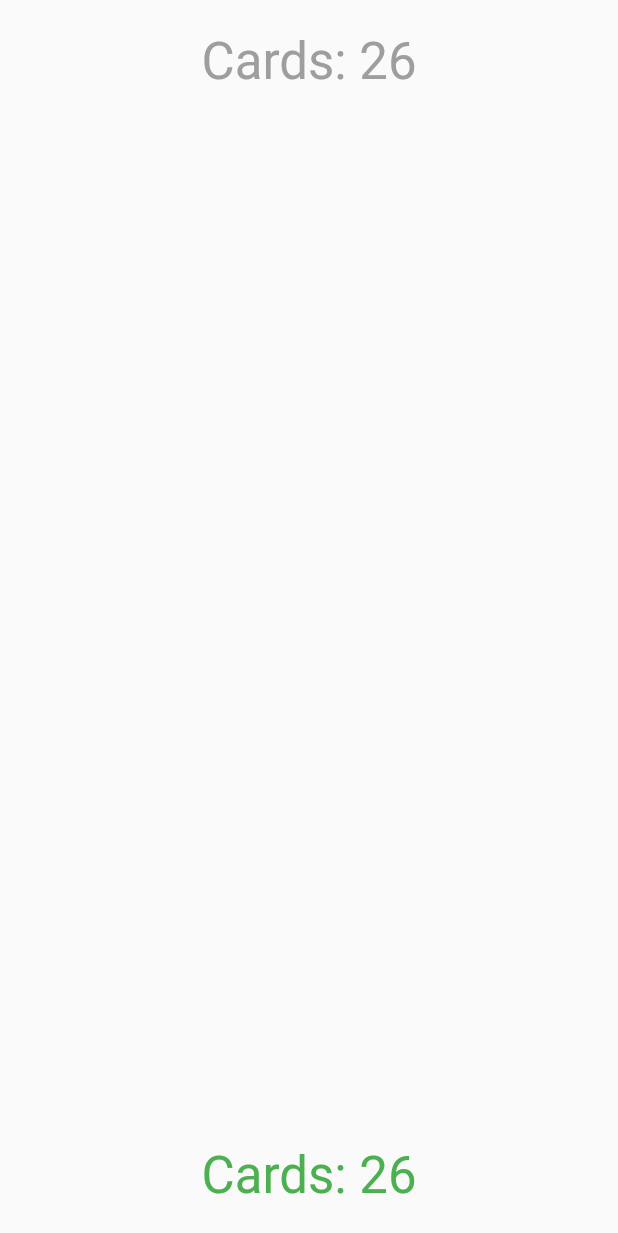
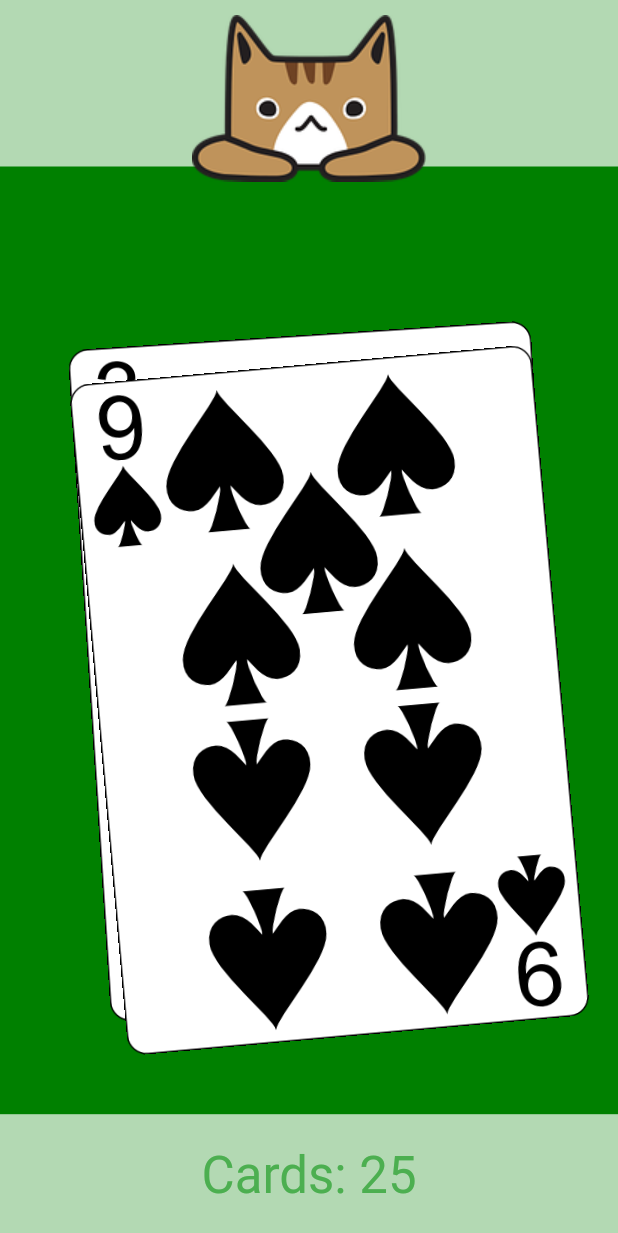
Before and after one commit to dozingcat/MousePounce, a Flutter app: the screen it shows after launch, after a tap on an icon or button, on a phone screen of 412 x 824 dp. Shown: the top 1233 px of the screen. Run offline on Flutter 3.47's test engine with Material 2 defaults, Android fonts, the phone set to English and light mode, and no system bars.

Commit message:
AI slapping and cat images

```diff
--- a/lib/main.dart
+++ b/lib/main.dart
@@ -51,12 +51,24 @@ class MyHomePage extends StatefulWidget {
   _MyHomePageState createState() => _MyHomePageState();
 }
 
-enum AnimationMode {none, play_card_back, play_card_front, pile_to_winner}
+enum AnimationMode {
+  none,
+  play_card_back,
+  play_card_front,
+  ai_slap,
+  waiting_to_move_pile,
+  pile_to_winner,
+}
+
+enum AIMode {human_vs_human, human_vs_ai, ai_vs_ai}
 
 class _MyHomePageState extends State<MyHomePage> {
   Game game = Game();
   AnimationMode animationMode = AnimationMode.none;
+  AIMode aiMode = AIMode.human_vs_ai;
   int pileMovingToPlayer;
+  int aiSlapPlayerIndex;
+  int aiSlapCounter = 0;
 
   void _playCard() {
     setState(() {
@@ -67,17 +79,58 @@ class _MyHomePageState extends State<MyHomePage> {
       // called again, and so nothing would appear to happen.
       game.playCard();
       animationMode = AnimationMode.play_card_back;
+      aiSlapCounter++;
+    });
+  }
 
-      if (game.saveChanceWinner != null) {
-        print("Winner: " + game.saveChanceWinner.toString());
-        Future.delayed(const Duration(milliseconds: 500), () {
+  bool _shouldAiPlayCard() {
+    return aiMode == AIMode.ai_vs_ai ||
+        (aiMode == AIMode.human_vs_ai && game.currentPlayerIndex == 1);
+  }
+
+  void _scheduleAiPlayIfNeeded() {
+    if (_shouldAiPlayCard()) {
+      Future.delayed(const Duration(milliseconds: 500), () {
+        _playCard();
+      });
+    }
+  }
+
+  void _playCardFinished() {
+    animationMode = AnimationMode.none;
+    if (game.canSlapPile()) {
+      final delayMillis = 1000;
+      aiSlapCounter++;
+      final counterSnapshot = aiSlapCounter;
+      Future.delayed(Duration(milliseconds: delayMillis), () {
+        if (counterSnapshot == aiSlapCounter) {
           setState(() {
-            pileMovingToPlayer = game.saveChanceWinner;
+            animationMode = AnimationMode.ai_slap;
+            pileMovingToPlayer = 1;
+            Future.delayed(Duration(milliseconds: 1000), () {
+              setState(() {
+                animationMode = AnimationMode.pile_to_winner;
+              });
+            });
+          });
+        }
+      });
+    }
+    else {
+      final pileWinner = game.saveChanceWinner;
+      if (pileWinner != null) {
+        animationMode = AnimationMode.waiting_to_move_pile;
+        pileMovingToPlayer = pileWinner;
+        Future.delayed(const Duration(milliseconds: 1000), () {
+          setState(() {
             animationMode = AnimationMode.pile_to_winner;
           });
         });
       }
-    });
+      else {
+        _scheduleAiPlayIfNeeded();
+      }
+    }
   }
 
   void _movePileToWinner() {
@@ -93,6 +146,7 @@ class _MyHomePageState extends State<MyHomePage> {
     }
     animationMode = AnimationMode.none;
     pileMovingToPlayer = null;
+    _scheduleAiPlayIfNeeded();
   }
 
   void _playCardIfPlayerTurn(int pnum) {
@@ -114,6 +168,7 @@ class _MyHomePageState extends State<MyHomePage> {
     print('Tap: ${globalOffset.dy} ${globalHeight} ${pnum}');
     if (game.canSlapPile()) {
       setState(() {
+        aiSlapCounter++;
         pileMovingToPlayer = pnum;
         animationMode = AnimationMode.pile_to_winner;
       });
@@ -150,7 +205,7 @@ class _MyHomePageState extends State<MyHomePage> {
     final maxOffset = minDim * 0.1;
     return Container(
         height: double.infinity,
-        // width: double.infinity,
+        width: double.infinity,
         child: Transform.translate(
             offset: Offset(pc.xOffset * maxOffset, pc.yOffset * maxOffset),
             child:
@@ -172,26 +227,37 @@ class _MyHomePageState extends State<MyHomePage> {
     );
   }
 
+  List<Widget> _pileCardWidgets(Iterable<PileCard> pileCards, final Size displaySize) {
+    return pileCards.map((pc) => _pileCardWidget(pc, displaySize)).toList();
+  }
+
   Widget _pileContent(final Game game, final Size displaySize) {
     final pileCardsWithoutLast = game.pileCards.sublist(0, max(0, game.pileCards.length - 1));
     final lastPileCard = game.pileCards.isNotEmpty ? game.pileCards.last : null;
     switch (animationMode) {
 
       case AnimationMode.none:
-        return Stack(
-            children: game.pileCards.map((pc) => _pileCardWidget(pc, displaySize)).toList());
+      case AnimationMode.waiting_to_move_pile:
+        return Stack(children: _pileCardWidgets(game.pileCards, displaySize));
+
+      case AnimationMode.ai_slap:
+        return Stack(children: [
+          ..._pileCardWidgets(game.pileCards, displaySize),
+          Image(
+              image: AssetImage('assets/cats/paw1.png'),
+              alignment: Alignment.center,
+          ),
+        ]);
 
       case AnimationMode.play_card_back:
         return Stack(
               children: [
-                ...pileCardsWithoutLast.map((pc) => _pileCardWidget(pc, displaySize)).toList(),
+                ..._pileCardWidgets(pileCardsWithoutLast, displaySize).toList(),
               if (lastPileCard != null) TweenAnimationBuilder(
                 tween: Tween(begin: 0.0, end: 1.0),
                 duration: Duration(milliseconds: 200),
                 onEnd: () {
-                  setState(() {
-                    animationMode = AnimationMode.none;
-                  });
+                  setState(_playCardFinished);
                 },
                 child: _pileCardWidget(lastPileCard, displaySize),
                 builder: (BuildContext context, double animValue, Widget child) {
@@ -213,8 +279,7 @@ class _MyHomePageState extends State<MyHomePage> {
           onEnd: () {
             setState(_movePileToWinner);
           },
-          child: Stack(children:
-              game.pileCards.map((pc) => _pileCardWidget(pc, displaySize)).toList()),
+          child: Stack(children: _pileCardWidgets(game.pileCards, displaySize)),
           builder: (BuildContext context, double animValue, Widget child) {
             return Transform.translate(
               offset: Offset(0, endYOff * animValue),
@@ -239,15 +304,34 @@ class _MyHomePageState extends State<MyHomePage> {
     // than having to individually change instances of widgets.
     final displaySize = MediaQuery.of(context).size;
     return Scaffold(
+      backgroundColor: Color.fromARGB(255, 0, 128, 0),
       body: Center(
         child: Column(
           mainAxisAlignment: MainAxisAlignment.center,
           children: <Widget>[
-            _playerStatusWidget(game, 1, displaySize),
-          Expanded(
-            child: _pileContent(game, displaySize)
-          ),
-            _playerStatusWidget(game, 0, displaySize),
+            // _playerStatusWidget(game, 1, displaySize),
+            Container(
+              color: Colors.white70,
+              child: Row(
+                mainAxisAlignment: MainAxisAlignment.center,
+                children: [Transform.translate(offset: Offset(0, 10), child: Image(
+                  image: AssetImage('assets/cats/cat1.png'),
+                  fit: BoxFit.scaleDown,
+                  alignment: Alignment.center,
+                )),
+            ])),
+            Expanded(
+              child:
+                Container(
+                  child: _pileContent(game, displaySize),
+                ),
+            ),
+            Container(
+              color: Colors.white70,
+              child: Row(
+                mainAxisAlignment: MainAxisAlignment.center,
+                children: [_playerStatusWidget(game, 0, displaySize)],
+            )),
           ],
         ),
       ),
--- a/pubspec.yaml
+++ b/pubspec.yaml
@@ -50,6 +50,7 @@ flutter:
   #   - images/a_dot_ham.jpeg
   assets:
     - assets/cards/
+    - assets/cats/
 
   # An image asset can refer to one or more resolution-specific "variants", see
   # https://flutter.dev/assets-and-images/#resolution-aware.
```
Also changed, not shown: assets/cats/cat1.png (added), assets/cats/paw1.png (added), 1 other file.
